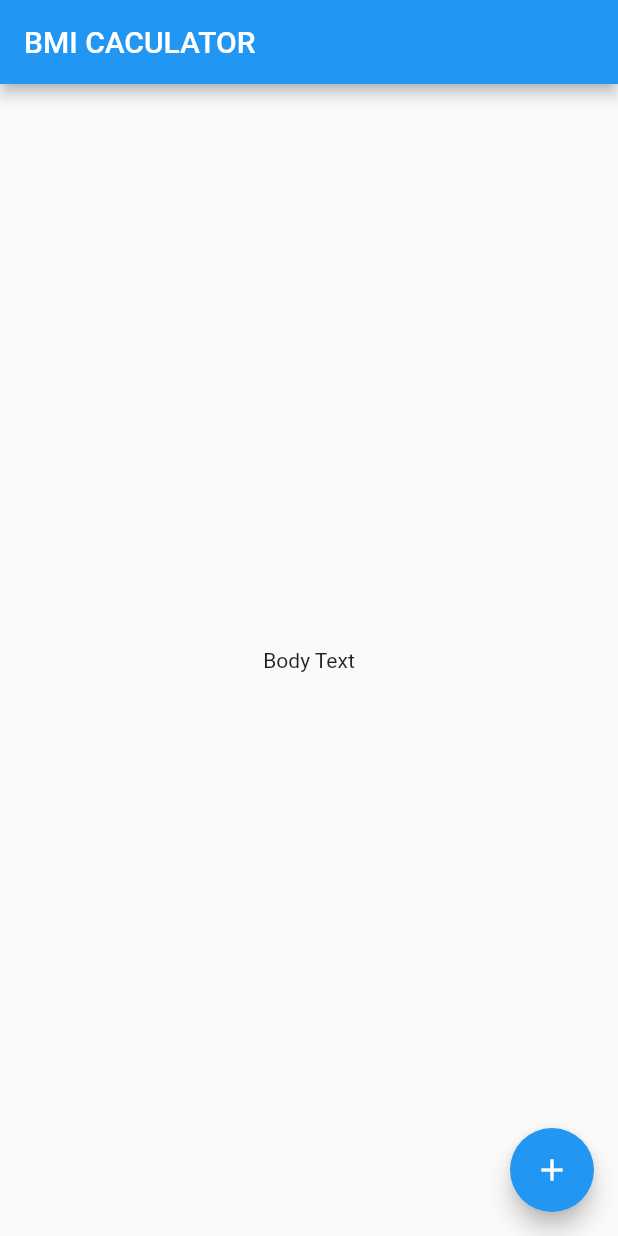
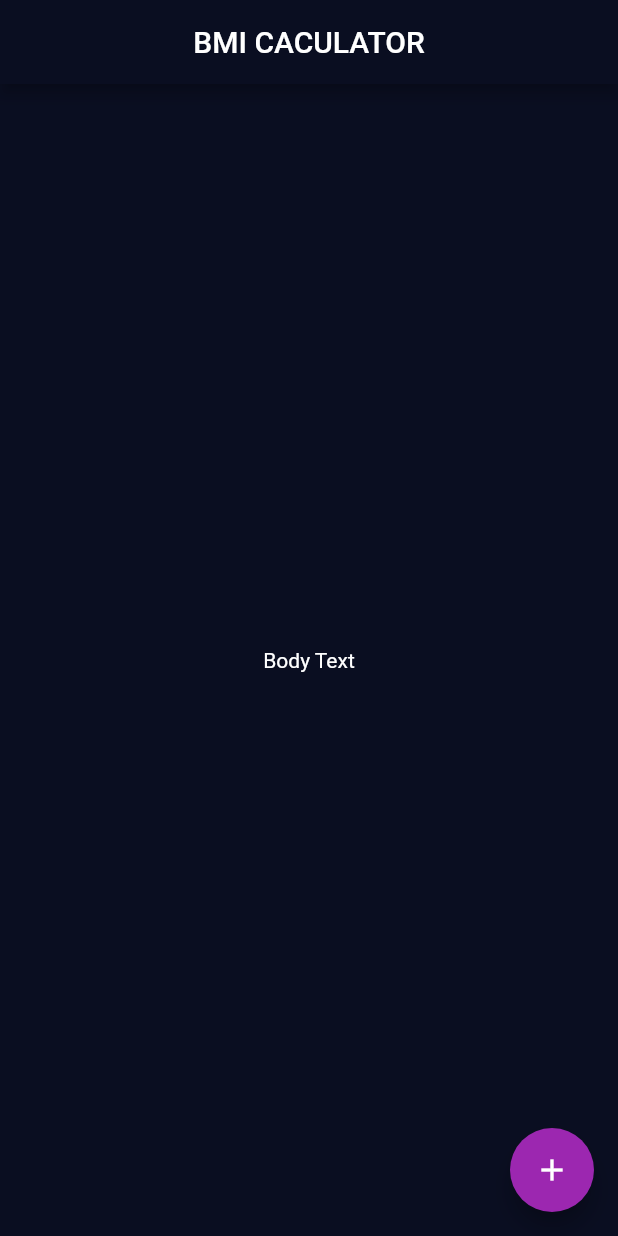
Before and after one commit to MahmoudAboHebil/bmi_calculator_app_flutter, a Flutter app: the screen it shows after launch, on a phone screen of 412 x 824 dp. Run offline on Flutter 3.47's test engine with Material 2 defaults, Android fonts, the phone set to English and light mode, and no system bars.

Commit message:
Adding themeData

```diff
--- a/lib/main.dart
+++ b/lib/main.dart
@@ -8,6 +8,20 @@ class BMICalculator extends StatelessWidget {
   @override
   Widget build(BuildContext context) {
     return MaterialApp(
+      theme: ThemeData(
+        primaryColor: Color(0xff0a0e21),
+        appBarTheme: AppBarTheme(
+          backgroundColor: Color(0xff0a0e21),
+        ),
+        colorScheme:
+            ColorScheme.fromSwatch().copyWith(secondary: Colors.purple),
+        scaffoldBackgroundColor: Color(0xff0a0e21),
+        textTheme: TextTheme(
+          bodyLarge: TextStyle(color: Colors.white),
+          bodyMedium: TextStyle(color: Colors.white),
+          bodySmall: TextStyle(color: Colors.white),
+        ),
+      ),
       home: InputPage(),
     );
   }
@@ -23,7 +37,7 @@ class _InputPageState extends State<InputPage> {
   Widget build(BuildContext context) {
     return Scaffold(
       appBar: AppBar(
-        title: Text('BMI CACULATOR'),
+        title: Center(child: Text('BMI CACULATOR')),
       ),
       body: Center(
         child: Text('Body Text'),
```
